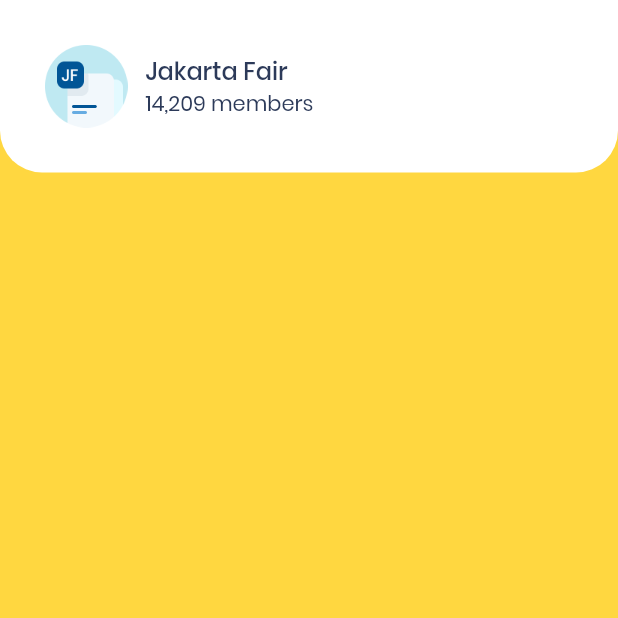
After one commit to Dzaky02/chatty_apps, a Flutter app: the screen it shows after launch, after a tap on "Jakarta Fair", on a phone screen of 412 x 824 dp, the top half of it. The commit adds this screen. Run offline on Flutter 3.47's test engine with Material 2 defaults, Android fonts, the light colour scheme and no system bars.

Commit message:
Made Chatting Page (Unfinished).

```diff
--- /dev/null
+++ b/lib/pages/chatting_page.dart
@@ -0,0 +1,78 @@
+import 'package:flutter/material.dart';
+import 'package:chatty_apps/theme.dart';
+
+class ChattingPage extends StatelessWidget {
+  final imageURL;
+  final name;
+  final totalMember;
+
+  ChattingPage({
+    this.imageURL,
+    this.name,
+    this.totalMember,
+  });
+
+  @override
+  Widget build(BuildContext context) {
+    return Scaffold(
+      backgroundColor: Colors.amberAccent,
+      body: SafeArea(
+        bottom: false,
+        child: Column(
+          children: [
+            Stack(
+              children: [
+                Container(
+                  padding: EdgeInsets.all(30),
+                  decoration: BoxDecoration(
+                    color: Colors.white,
+                    borderRadius: BorderRadius.vertical(
+                      bottom: Radius.circular(28),
+                    ),
+                  ),
+                  child: Row(
+                    crossAxisAlignment: CrossAxisAlignment.center,
+                    children: [
+                      Image.asset(
+                        imageURL,
+                        width: 55,
+                        height: 55,
+                      ),
+                      SizedBox(
+                        width: 12,
+                      ),
+                      Column(
+                        crossAxisAlignment: CrossAxisAlignment.start,
+                        children: [
+                          Text(
+                            name,
+                            style: titleTextStyle,
+                          ),
+                          Text(
+                            '$totalMember members',
+                            style: unReadTextStyle,
+                          ),
+                        ],
+                      ),
+                    ],
+                  ),
+                ),
+                Ink(
+                  decoration: ShapeDecoration(
+                    color: Color(0XFF29CB9E),
+                    shape: CircleBorder(),
+                  ),
+                  child: IconButton(
+                    icon: Icon(Icons.call),
+                    color: Colors.white,
+                    onPressed: () {},
+                  ),
+                ),
+              ],
+            )
+          ],
+        ),
+      ),
+    );
+  }
+}
--- a/lib/pages/home_page.dart
+++ b/lib/pages/home_page.dart
@@ -83,6 +83,7 @@ class HomePage extends StatelessWidget {
                       ChatTile(
                         imageURL: 'assets/images/icon_group_1.png',
                         name: 'Jakarta Fair',
+                        totalMember: '14,209',
                         textMessage: 'Why does everyone ca...',
                         recieveTime: '11:11',
                         isReaded: true,
@@ -90,6 +91,7 @@ class HomePage extends StatelessWidget {
                       ChatTile(
                         imageURL: 'assets/images/icon_group_2.png',
                         name: 'Angga',
+                        totalMember: '10,029',
                         textMessage: 'Here here we can go...',
                         recieveTime: '7:11',
                         isReaded: false,
@@ -97,6 +99,7 @@ class HomePage extends StatelessWidget {
                       ChatTile(
                         imageURL: 'assets/images/icon_group_3.png',
                         name: 'Bentley',
+                        totalMember: '5,500',
                         textMessage: 'The car which does not...',
                         recieveTime: '7:11',
                         isReaded: false,
--- a/lib/widgets/chat_tile.dart
+++ b/lib/widgets/chat_tile.dart
@@ -1,9 +1,11 @@
+import 'package:chatty_apps/pages/chatting_page.dart';
 import 'package:flutter/material.dart';
 import 'package:chatty_apps/theme.dart';
 
 class ChatTile extends StatelessWidget {
   final imageURL;
   final name;
+  final totalMember;
   final textMessage;
   final recieveTime;
   final bool isReaded;
@@ -11,13 +13,23 @@ class ChatTile extends StatelessWidget {
   ChatTile(
       {this.imageURL,
       this.name,
+      this.totalMember,
       this.textMessage,
       this.recieveTime,
       this.isReaded});
 
   @override
   Widget build(BuildContext context) {
-    return Padding(
+    return InkWell(
+      onTap: () {
+        Navigator.push(
+          context,
+          MaterialPageRoute(
+            builder: (context) => ChattingPage(imageURL: imageURL, name: name, totalMember: totalMember,),
+          ),
+        );
+      },
+      child: Padding(
         padding: EdgeInsets.only(top: 16),
         child: Row(
           children: [
@@ -49,6 +61,7 @@ class ChatTile extends StatelessWidget {
             ),
           ],
         ),
+      ),
     );
   }
 }
```
Also changed, not shown: pubspec.lock. Lines whose indentation alone changed are shown as unchanged.
